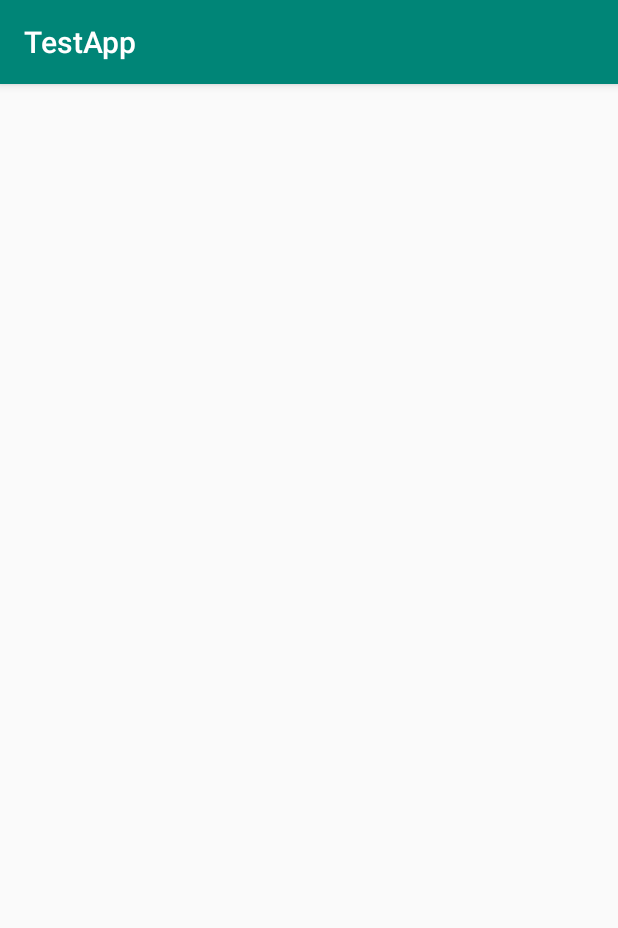
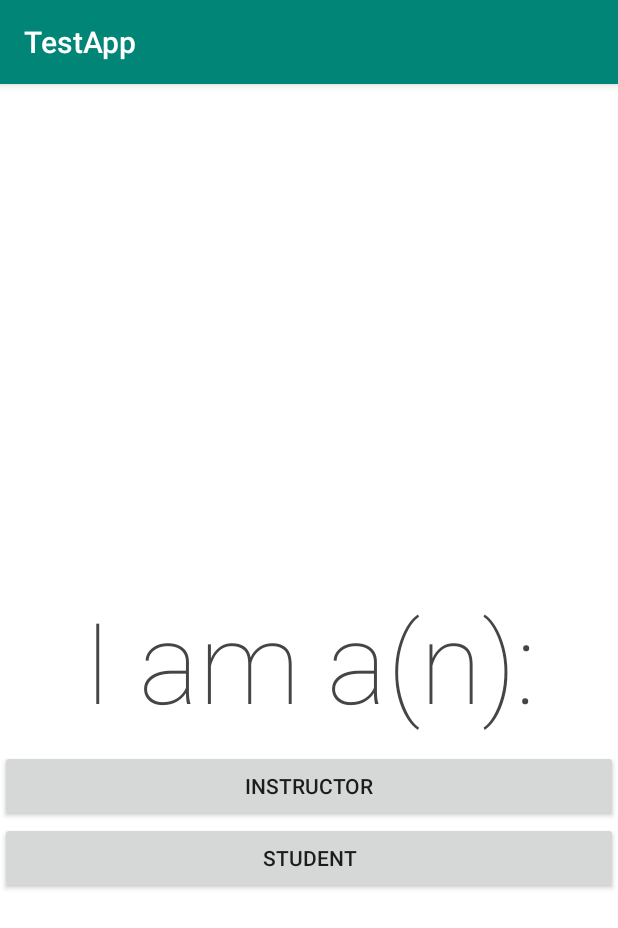
Before and after one commit to VismarkJuarez/Distributed-Systems-Mobile, an Android app: the UserInstructorSelection screen opened directly, with no data from a screen before it, on a phone screen of 412 x 824 dp. Shown: the top 928 px of the screen. Run offline under Robolectric (Android 15) with nearby library versions, the phone set to English and light mode, and no system bars.

Commit message:
Created a new activity for the user to select whether they are a student or an instructor.

```diff
--- a/app/src/main/res/layout/activity_user_instructor_selection.xml
+++ b/app/src/main/res/layout/activity_user_instructor_selection.xml
@@ -4,6 +4,41 @@
     xmlns:tools="http://schemas.android.com/tools"
     android:layout_width="match_parent"
     android:layout_height="match_parent"
-    tools:context="com.loyola.distributedsystems439.spring2020.testapp.UserInstructorSelection">
+    tools:context="com.loyola.distributedsystems439.spring2020.testapp.MainActivity">
+
+<RelativeLayout xmlns:android="http://schemas.android.com/apk/res/android"
+    android:layout_width="match_parent"
+    android:layout_height="match_parent"
+    android:background="#FFFFFF">
+
+    <TextView
+        android:id="@+id/instructorStudentSelectionTextView"
+        android:layout_width="match_parent"
+        android:layout_height="wrap_content"
+        android:fontFamily="sans-serif-thin"
+        android:layout_marginBottom="10dp"
+        android:layout_centerVertical="true"
+        android:textSize="75dp"
+        android:textColor="#454545"
+        android:text="I am a(n):"
+        android:gravity="center"
+        />
+
+    <Button
+        android:id="@+id/instructorButton"
+        android:layout_width="match_parent"
+        android:layout_height="wrap_content"
+        android:text="Instructor"
+        android:layout_below="@id/instructorStudentSelectionTextView"
+        android:layout_centerVertical="true"/>
+
+    <Button
+        android:id="@+id/studentButton"
+        android:layout_width="match_parent"
+        android:layout_height="wrap_content"
+        android:text="Student"
+        android:layout_below="@id/instructorButton"/>
+
+</RelativeLayout>
 
 </android.support.constraint.ConstraintLayout>
```
